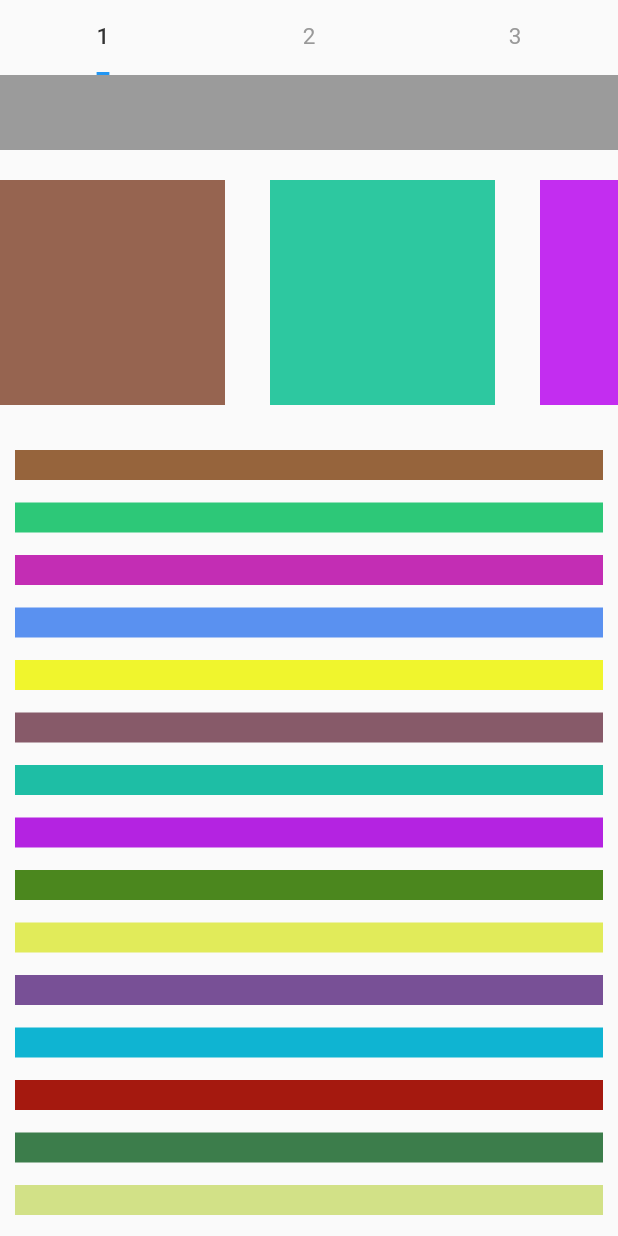
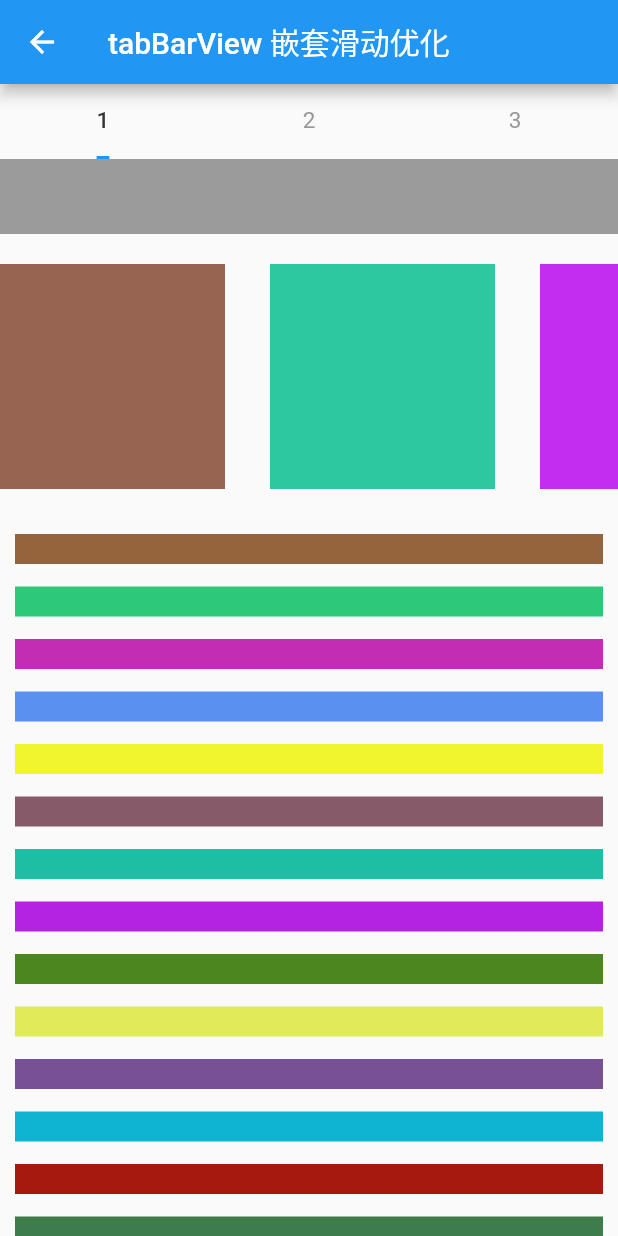
Before and after one commit to allenymt/flutter_just_test, a Flutter app: the TabViewLagDemo screen opened directly, on a phone screen of 412 x 824 dp. Run offline on Flutter 3.47's test engine with Material 2 defaults, Android fonts, the phone set to English and light mode, and no system bars; missing offline and left inert: flutter_ui_box, performance_fps.

Commit message:
update ui

```diff
--- a/lib/tab_lag/tabview_lag_demo.dart
+++ b/lib/tab_lag/tabview_lag_demo.dart
@@ -40,6 +40,9 @@ class TabViewLagDemoState extends State<TabViewLagDemo>
     ));
     children.add(_buildPageChild(3));
     return Scaffold(
+        appBar: AppBar(
+          title: Text("tabBarView 嵌套滑动优化"),
+        ),
         body: Column(
           children: [
             SizedBox(
```
Also changed, not shown: pubspec.lock. Lines whose indentation alone changed are shown as unchanged.
